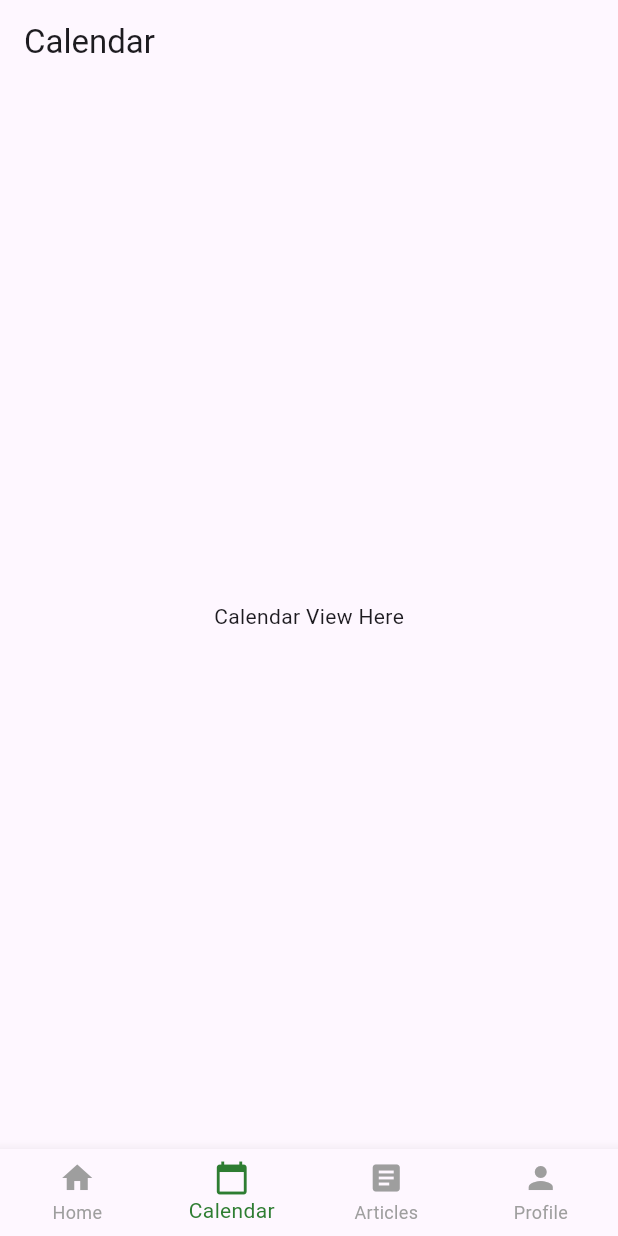
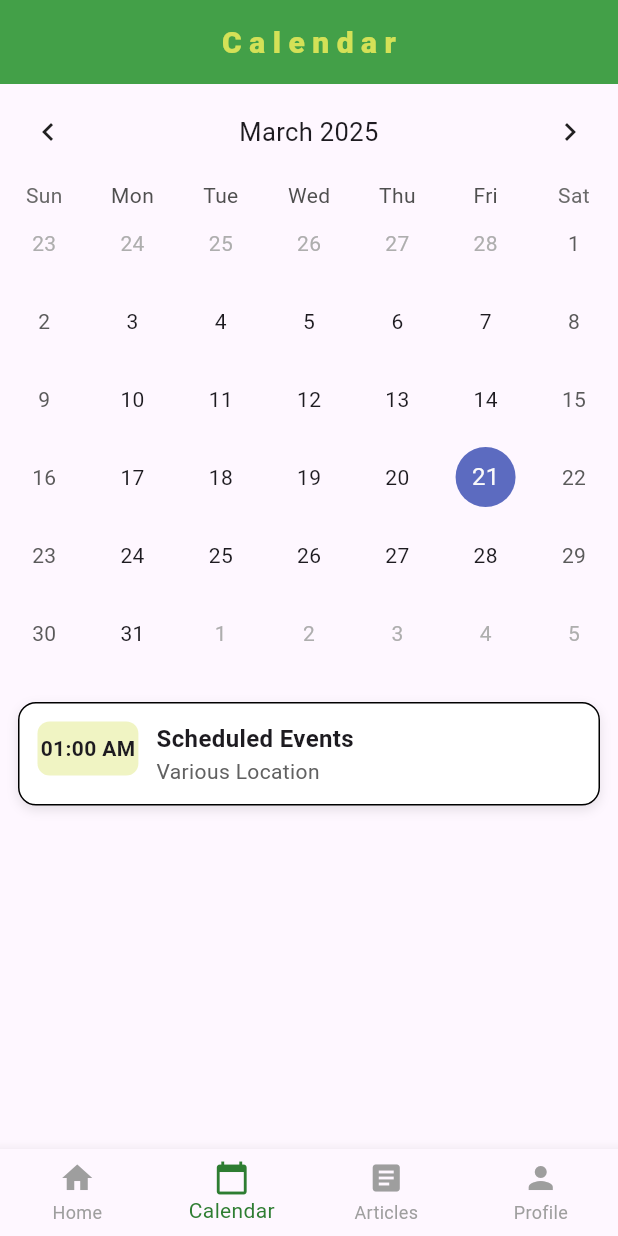
Before and after one commit to Felca/CommunityBite, a Flutter app: the screen it shows after launch, item 2 of the bottom bar chosen, on a phone screen of 412 x 824 dp. Run offline on Flutter 3.47's test engine with Material 3 defaults, Android fonts, the phone set to English and light mode, and no system bars; drawn by our look-alikes of table_calendar.

Commit message:
added calendar

```diff
--- a/lib/pages/calendar.dart
+++ b/lib/pages/calendar.dart
@@ -1,13 +1,70 @@
 import 'package:flutter/material.dart';
+import 'package:flutter_application_1/widgets/event_list.dart';
+import 'package:table_calendar/table_calendar.dart';
 
-class CalendarScreen extends StatelessWidget {
+class CalendarScreen extends StatefulWidget {
   const CalendarScreen({super.key});
 
   @override
+  State<CalendarScreen> createState() => _CalendarScreenState();
+}
+
+class _CalendarScreenState extends State<CalendarScreen> {
+  DateTime today = DateTime.now();
+
+  final Map<DateTime, List<String>> events = {
+    DateTime.utc(2025, 3, 21): ['Meeting with Team', 'Lunch with Client'],
+    DateTime.utc(2025, 3, 22): ['Project Deadline', 'Evening Yoga'],
+    DateTime.utc(2025, 3, 23): ['Travel to Jakarta'],
+  };
+
+  void _onDaySelected (DateTime day, DateTime focusedDay) {
+    setState(() {
+      today = day;
+    });
+  }
+
+  @override
   Widget build(BuildContext context) {
+
     return Scaffold(
-      appBar: AppBar(title: Text("Calendar")),
-      body: Center(child: Text("Calendar View Here")),
+      appBar: AppBar(
+        title: Text("Calendar"),
+        centerTitle: true,
+        titleTextStyle: TextStyle(
+          color: Colors.lime[400],
+          fontSize: 20,
+          fontWeight: FontWeight.w800,
+          letterSpacing: 5
+        ),
+        backgroundColor: const Color.fromARGB(255, 67, 160, 72),
+      ),
+      body: Column(
+        children: [
+          TableCalendar(
+            headerStyle: HeaderStyle(
+              formatButtonVisible: false,
+              titleCentered: true
+            ),
+            availableGestures: AvailableGestures.all,
+            selectedDayPredicate: (day) => isSameDay(day, today),
+            focusedDay: today,
+            firstDay: DateTime.utc(2010, 10, 16),
+            lastDay: DateTime.utc(2030, 3, 14),
+            onDaySelected: _onDaySelected,
+          ),
+          Container(
+
+            padding: EdgeInsets.all(12),
+            child: EventList(
+              time: "01:00 AM",
+              title: "Scheduled Events",
+              location: "Various Location",
+              events: ["event1"]
+            ),
+          )
+        ],
+      )
     );
   }
 }
--- a/lib/pages/home.dart
+++ b/lib/pages/home.dart
@@ -15,7 +15,7 @@ class HomeScreen extends StatelessWidget {
           fontWeight: FontWeight.w800,
           letterSpacing: 5
         ),
-        centerTitle: false,
+        centerTitle: true,
         backgroundColor: const Color.fromARGB(255, 67, 160, 72),
       ),
 
--- a/pubspec.yaml
+++ b/pubspec.yaml
@@ -34,6 +34,7 @@ dependencies:
   # The following adds the Cupertino Icons font to your application.
   # Use with the CupertinoIcons class for iOS style icons.
   cupertino_icons: ^1.0.8
+  table_calendar: ^3.2.0
 
 dev_dependencies:
   flutter_test:
```
Also changed, not shown: lib/pages/articles.dart (+11 -1 lines), lib/pages/profile.dart (+11 -1 lines), pubspec.lock.
